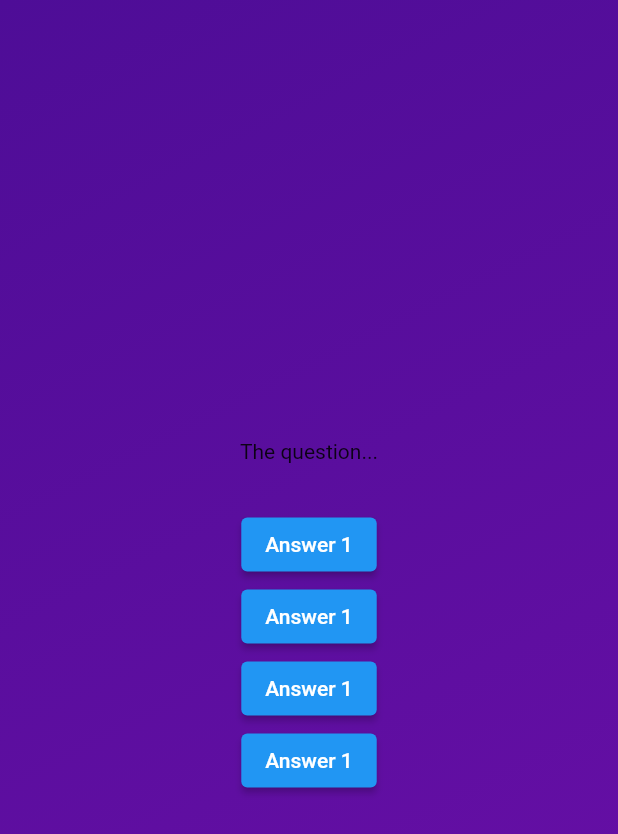
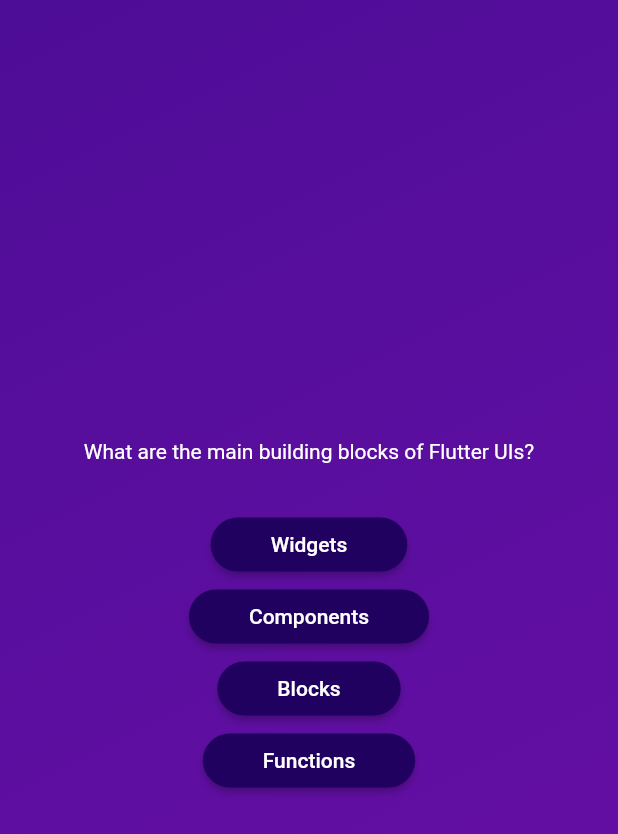
Before and after one commit to MusG1453/simple_quiz_app, a Flutter app: the screen it shows after launch, after a tap on "Start Quiz", on a phone screen of 412 x 824 dp. Shown: the top 834 px of the screen. Run offline on Flutter 3.47's test engine with Material 2 defaults, Android fonts, the phone set to English and light mode, and no system bars.

Commit message:
add: anser btn widget & get data from file

```diff
--- /dev/null
+++ b/lib/answer_button.dart
@@ -0,0 +1,27 @@
+import 'package:flutter/material.dart';
+
+class AnswerButton extends StatelessWidget {
+  const AnswerButton({
+    super.key,
+    required this.answerText,
+    required this.onTap,
+  });
+  final String answerText;
+  final void Function() onTap;
+
+  @override
+  Widget build(BuildContext context) {
+    return ElevatedButton(
+      onPressed: onTap,
+      style: ElevatedButton.styleFrom(
+        padding: const EdgeInsets.symmetric(vertical: 10, horizontal: 40),
+        backgroundColor: const Color.fromARGB(255, 33, 1, 95),
+        foregroundColor: Colors.white,
+        shape: RoundedRectangleBorder(
+          borderRadius: BorderRadius.circular(40),
+        ),
+      ),
+      child: Text(answerText),
+    );
+  }
+}
--- a/lib/questions_screen.dart
+++ b/lib/questions_screen.dart
@@ -1,4 +1,6 @@
 import 'package:flutter/material.dart';
+import 'package:simple_quiz_app/answer_button.dart';
+import 'package:simple_quiz_app/data/questions.dart';
 
 class QuestionsScreen extends StatefulWidget {
   const QuestionsScreen({super.key});
@@ -12,31 +14,23 @@ class QuestionsScreen extends StatefulWidget {
 class _QuestionsScreenState extends State<QuestionsScreen> {
   @override
   Widget build(context) {
+    final currentQuestion = questions[0];
     return SizedBox(
       width: double.infinity,
       child: Column(
         mainAxisAlignment: MainAxisAlignment.center,
         children: [
-          const Text('The question...'),
+          Text(
+            currentQuestion.text,
+            style: const TextStyle(color: Colors.white),
+          ),
           const SizedBox(
             height: 30,
           ),
-          ElevatedButton(
-            onPressed: () {},
-            child: const Text('Answer 1'),
-          ),
-          ElevatedButton(
-            onPressed: () {},
-            child: const Text('Answer 1'),
-          ),
-          ElevatedButton(
-            onPressed: () {},
-            child: const Text('Answer 1'),
-          ),
-          ElevatedButton(
-            onPressed: () {},
-            child: const Text('Answer 1'),
-          ),
+          AnswerButton(answerText: currentQuestion.answers[0], onTap: () {}),
+          AnswerButton(answerText: currentQuestion.answers[1], onTap: () {}),
+          AnswerButton(answerText: currentQuestion.answers[2], onTap: () {}),
+          AnswerButton(answerText: currentQuestion.answers[3], onTap: () {}),
         ],
       ),
     );
```
